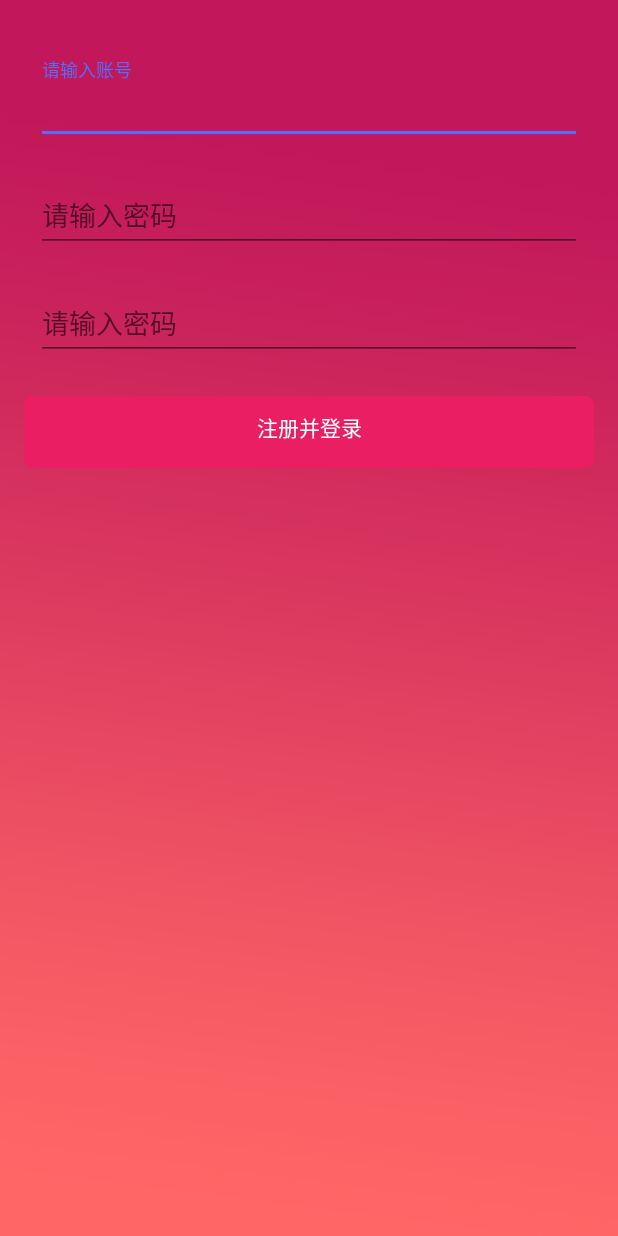
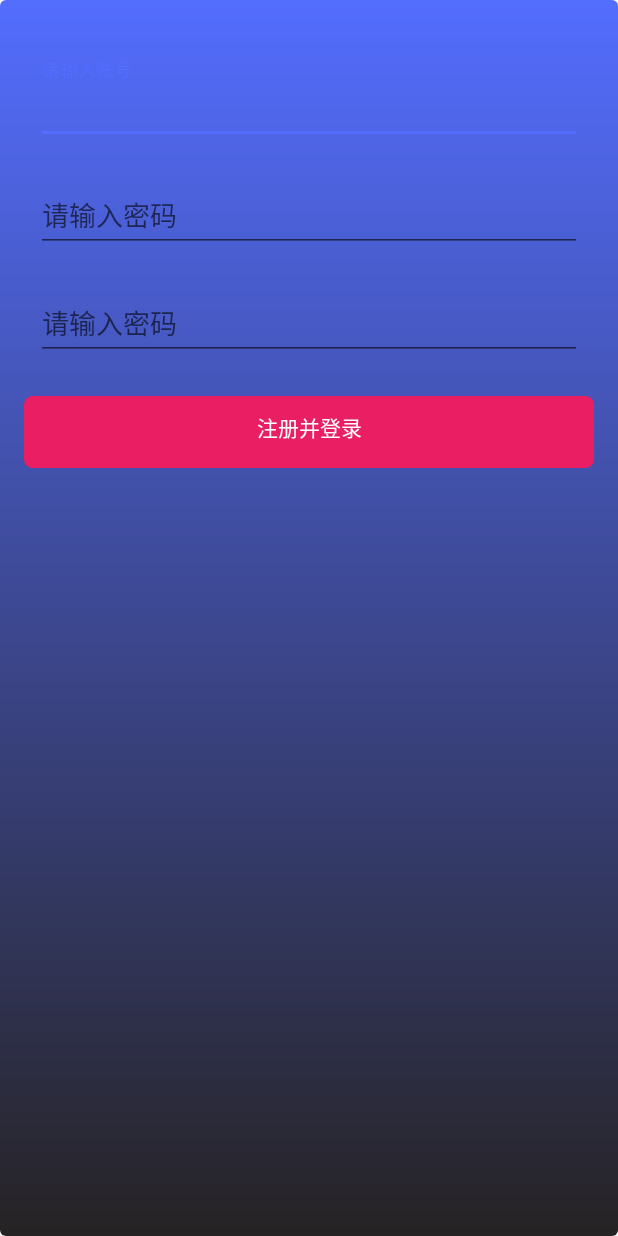
Before and after one commit to Lo-Heng/wearing, an Android app: the layout activity_register.xml on its own in the app's theme, with its tools: preview values and no code run, on a phone screen of 412 x 824 dp. Run offline under Robolectric (Android 15) with nearby library versions, the phone set to English and light mode, and no system bars.

Commit message:
更新一下下

```diff
--- a/app/build.gradle
+++ b/app/build.gradle
@@ -25,7 +25,7 @@ dependencies {
     implementation 'com.android.support:design:26.1.0'
     implementation 'com.android.support.constraint:constraint-layout:1.1.3'
     implementation 'com.android.support:support-vector-drawable:26.1.0'
-    implementation 'com.android.support:cardview-v7:28.0.0'
+    implementation 'com.android.support:cardview-v7:26.1.0'
     implementation 'com.google.code.gson:gson:2.6.2'
     implementation 'com.makeramen:roundedimageview:2.2.1'
 
--- /dev/null
+++ b/app/src/main/res/drawable/reg_bg.xml
@@ -0,0 +1,10 @@
+<?xml version="1.0" encoding="utf-8"?>
+<shape xmlns:android="http://schemas.android.com/apk/res/android"
+    android:shape="rectangle">
+    <!--left to right-->
+    <gradient
+        android:angle="90"
+        android:endColor="@color/colorAccent"
+        android:startColor="#262324" />
+    <corners android:radius="4dp" />
+</shape>
--- a/app/src/main/res/layout/activity_register.xml
+++ b/app/src/main/res/layout/activity_register.xml
@@ -9,7 +9,7 @@
     android:paddingTop="@dimen/activity_vertical_margin"
     android:paddingRight="@dimen/activity_horizontal_margin"
     android:paddingBottom="@dimen/activity_vertical_margin"
-    android:background="@drawable/login_bg"
+    android:background="@drawable/reg_bg"
     >
 
     <ScrollView
--- a/app/src/main/res/values/styles.xml
+++ b/app/src/main/res/values/styles.xml
@@ -13,6 +13,7 @@
         <item name="colorAccent">@color/colorAccent</item>
 
     </style>
+
     <style name="Normal_Button" parent="@style/Widget.AppCompat.Button.Borderless">
         <item name="android:background">@drawable/btn_selector</item>
         <item name="android:textColor">@drawable/text_selector</item>
```
Also changed, not shown: app/src/main/java/com/androidlo/wearing/LoginActivity.java (+5 -2 lines), app/src/main/res/drawable/btn_selector_accent.xml (+4 -4 lines), app/src/main/res/layout/activity_login.xml (+45 -31 lines), app/src/main/res/drawable/account.png (added), app/src/main/res/drawable/lock.png (added), app/src/main/res/drawable/login_bg.png (deleted), app/src/main/res/drawable/password.png (added).
